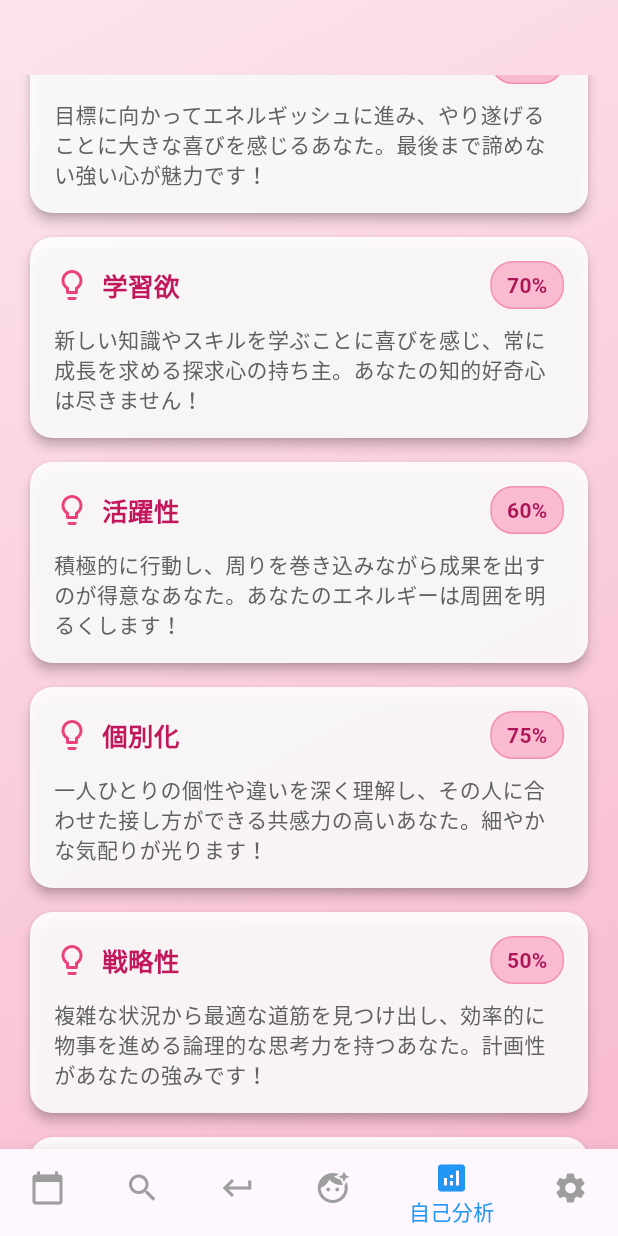
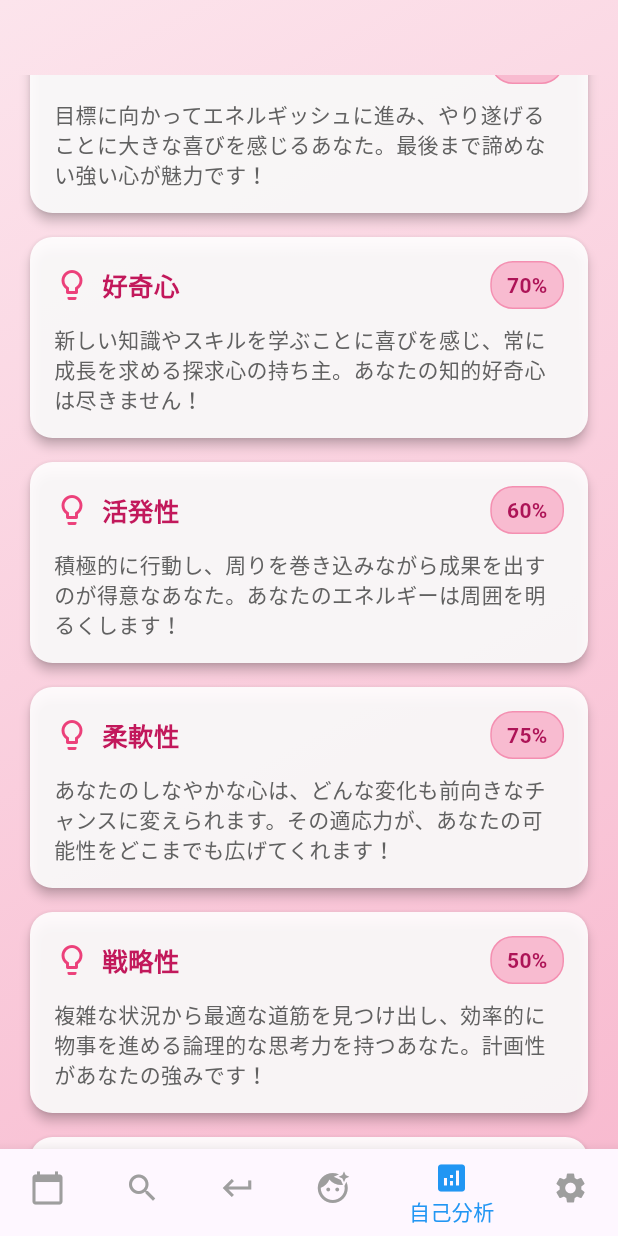
Before and after one commit to yukinkomob/Gakush, a Flutter app: the screen it shows after launch, item 5 of the bottom bar chosen, scrolled down 576 dp, on a phone screen of 412 x 824 dp. Run offline on Flutter 3.47's test engine with Material 3 defaults, Android fonts, the phone set to English and light mode, and no system bars; our stand-ins replace fl_chart.

Commit message:
能力パラメータ名を修正

```diff
--- a/lib/screens/profile_screen.dart
+++ b/lib/screens/profile_screen.dart
@@ -127,12 +127,12 @@ class _ProfileScreenState extends State<ProfileScreen> {
                             // タイトル
                             getTitle: (index, angle) {
                               final titles = [
-                                '達成欲',
-                                '学習欲',
-                                '活躍性',
-                                '個別化',
+                                '主体性',
+                                '好奇心',
+                                '活発性',
+                                '柔軟性',
                                 '戦略性',
-                                '共感性'
+                                '協調性'
                               ];
                               return RadarChartTitle(
                                 text: titles[index],
--- a/lib/screens/self_analysis_screen.dart
+++ b/lib/screens/self_analysis_screen.dart
@@ -9,22 +9,22 @@ class SelfAnalysisScreen extends StatefulWidget {
 class _SelfAnalysisScreenState extends State<SelfAnalysisScreen> {
   // 自己分析のダミーデータ（各特性のスコアを0-100で表現）
   final Map<String, int> _analysisScores = {
-    '達成欲': 85,
-    '学習欲': 70,
-    '活躍性': 60,
-    '個別化': 75,
+    '主体性': 85,
+    '好奇心': 70,
+    '活発性': 60,
+    '柔軟性': 75,
     '戦略性': 50,
-    '共感性': 90,
+    '協調性': 90,
   };
 
   // 各特性の詳細説明（Jibundam風にポジティブな表現）
   final Map<String, String> _analysisDetails = {
-    '達成欲': '目標に向かってエネルギッシュに進み、やり遂げることに大きな喜びを感じるあなた。最後まで諦めない強い心が魅力です！',
-    '学習欲': '新しい知識やスキルを学ぶことに喜びを感じ、常に成長を求める探求心の持ち主。あなたの知的好奇心は尽きません！',
-    '活躍性': '積極的に行動し、周りを巻き込みながら成果を出すのが得意なあなた。あなたのエネルギーは周囲を明るくします！',
-    '個別化': '一人ひとりの個性や違いを深く理解し、その人に合わせた接し方ができる共感力の高いあなた。細やかな気配りが光ります！',
+    '主体性': '目標に向かってエネルギッシュに進み、やり遂げることに大きな喜びを感じるあなた。最後まで諦めない強い心が魅力です！',
+    '好奇心': '新しい知識やスキルを学ぶことに喜びを感じ、常に成長を求める探求心の持ち主。あなたの知的好奇心は尽きません！',
+    '活発性': '積極的に行動し、周りを巻き込みながら成果を出すのが得意なあなた。あなたのエネルギーは周囲を明るくします！',
+    '柔軟性': 'あなたのしなやかな心は、どんな変化も前向きなチャンスに変えられます。その適応力が、あなたの可能性をどこまでも広げてくれます！',
     '戦略性': '複雑な状況から最適な道筋を見つけ出し、効率的に物事を進める論理的な思考力を持つあなた。計画性があなたの強みです！',
-    '共感性': '他者の感情や気持ちを敏感に察知し、寄り添うことができる優しい心の持ち主。あなたの温かさは周りを癒します！',
+    '協調性': '他者の感情や気持ちを敏感に察知し、寄り添うことができる優しい心の持ち主。あなたの温かさは周りを癒します！',
   };
 
   @override
@@ -81,7 +81,7 @@ class _SelfAnalysisScreenState extends State<SelfAnalysisScreen> {
                   crossAxisAlignment: CrossAxisAlignment.start,
                   children: [
                     Text(
-                      'あなたの分析結果からは、特に「共感性」と「達成欲」が際立っていますね！',
+                      'あなたの分析結果からは、特に「主体性」と「協調性」が際立っていますね！',
                       style: TextStyle(
                         fontSize: 15,
                         fontWeight: FontWeight.bold,
```
